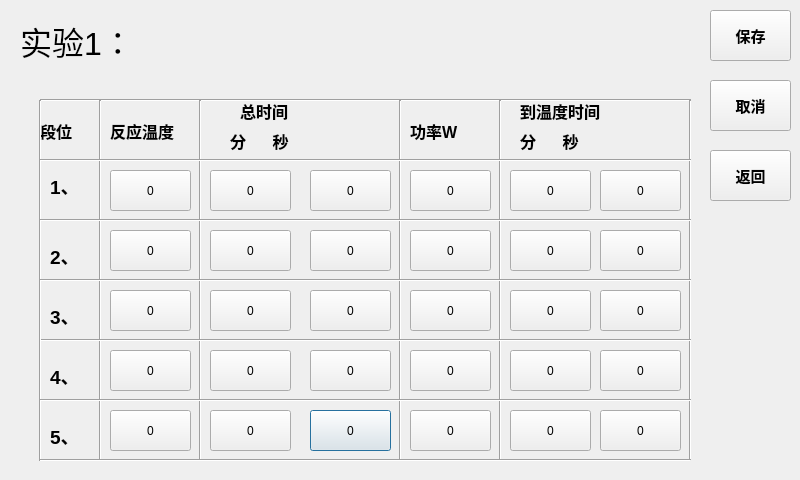
Qt form setting_1.ui (wanghao-xznu/untitled2) before a commit.
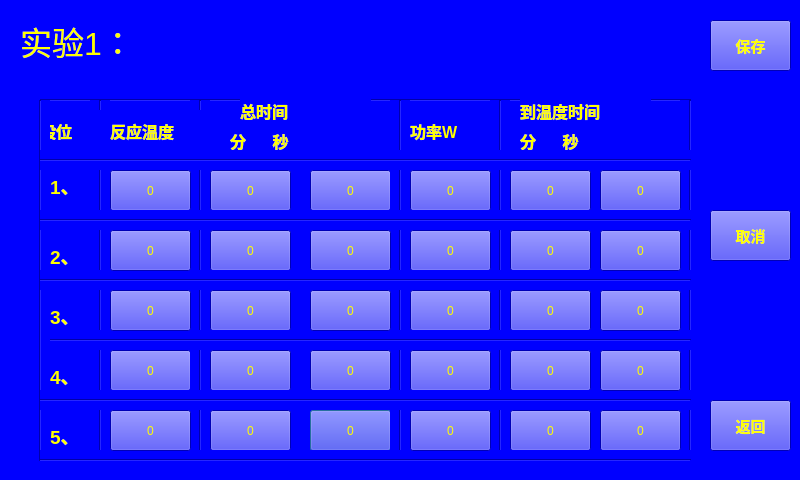
The same form after that commit.

What changed in the file:
```diff
--- a/setting_1.ui
+++ b/setting_1.ui
@@ -14,7 +14,8 @@
    <string>Dialog</string>
   </property>
   <property name="styleSheet">
-   <string notr="true"/>
+   <string notr="true">color: rgb(255, 255, 0);
+background-color: rgb(0, 0, 255);</string>
   </property>
   <widget class="QPushButton" name="pushButton_16">
    <property name="geometry">
@@ -116,7 +117,7 @@
    <property name="geometry">
     <rect>
      <x>710</x>
-     <y>10</y>
+     <y>20</y>
      <width>81</width>
      <height>51</height>
     </rect>
@@ -863,7 +864,7 @@
    <property name="geometry">
     <rect>
      <x>710</x>
-     <y>80</y>
+     <y>210</y>
      <width>81</width>
      <height>51</height>
     </rect>
@@ -883,7 +884,7 @@
    <property name="geometry">
     <rect>
      <x>710</x>
-     <y>150</y>
+     <y>400</y>
      <width>81</width>
      <height>51</height>
     </rect>
```
